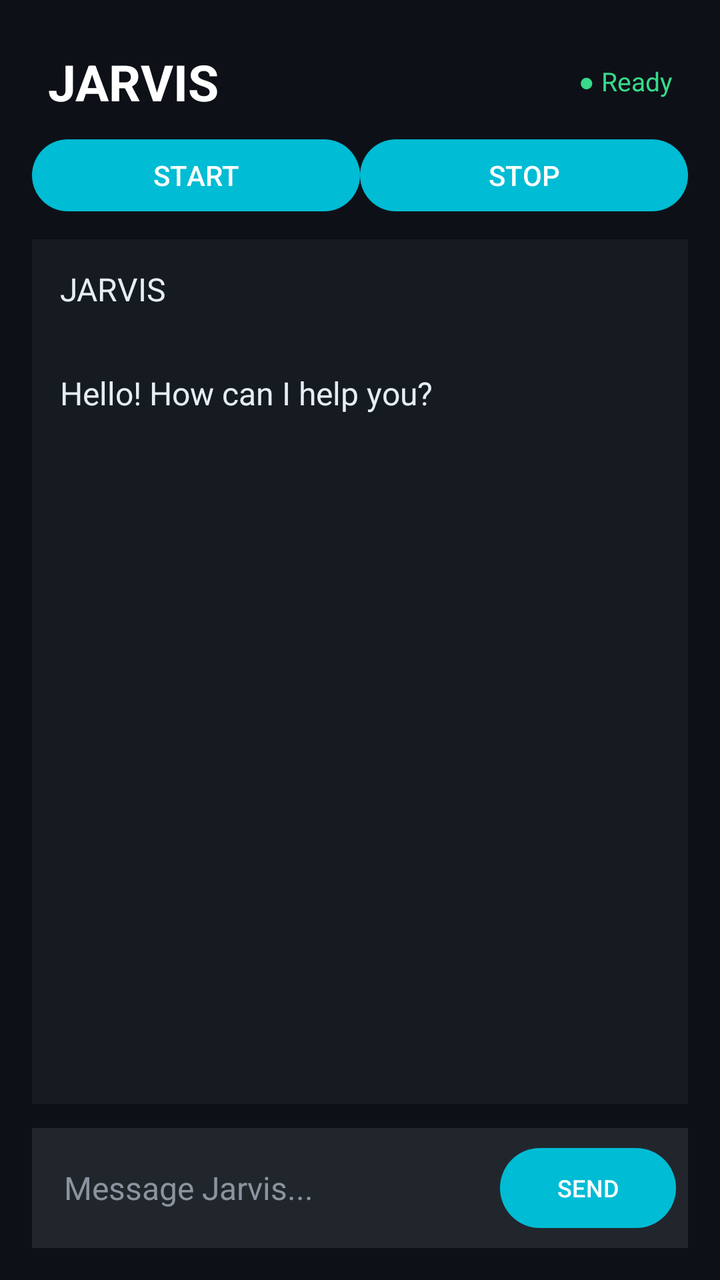
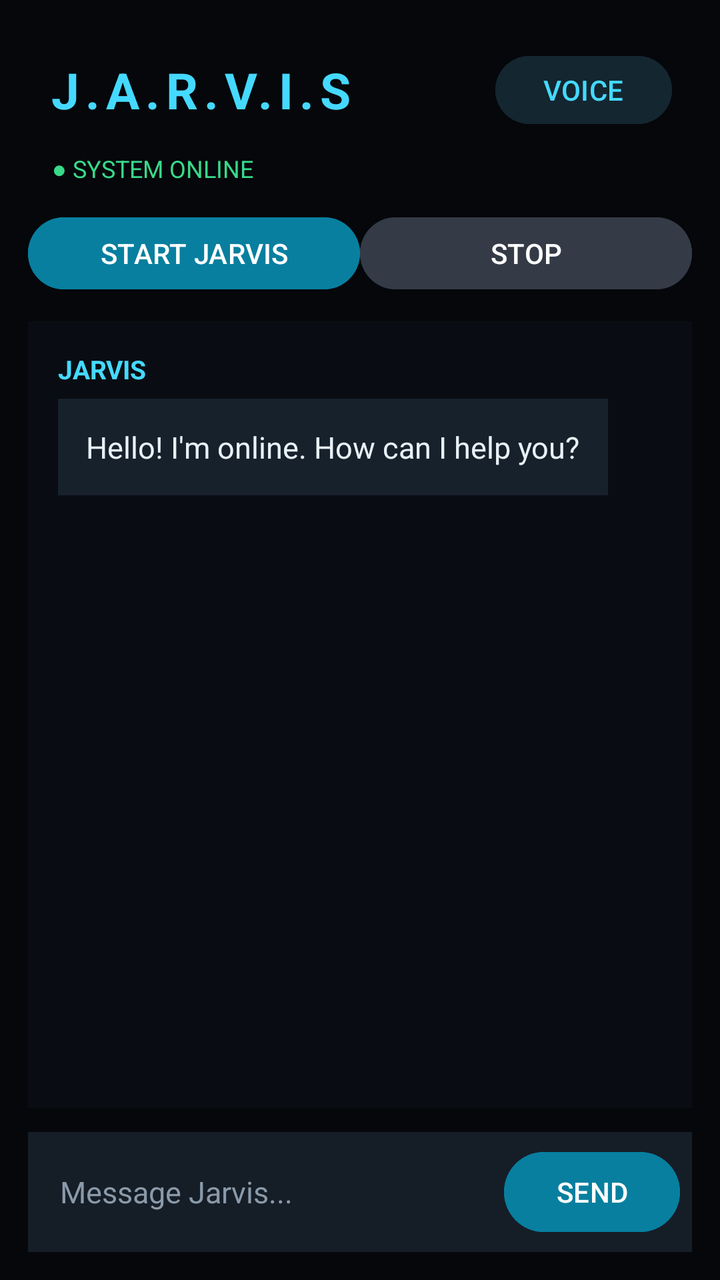

Two renders of the same Android screen: before a commit and after it. Below are the layout's source before the change and the commit's diff.
<!-- AndroidManifest.xml: application theme Theme.Jarvis -->
<!-- res/layout/activity_main.xml -->
<?xml version="1.0" encoding="utf-8"?>
<LinearLayout
    xmlns:android="http://schemas.android.com/apk/res/android"
    android:layout_width="match_parent"
    android:layout_height="match_parent"
    android:orientation="vertical"
    android:padding="16dp"
    android:background="#0D1117">

    <LinearLayout
        android:layout_width="match_parent"
        android:layout_height="wrap_content"
        android:orientation="horizontal"
        android:gravity="center_vertical"
        android:padding="8dp">

        <TextView
            android:layout_width="0dp"
            android:layout_height="wrap_content"
            android:layout_weight="1"
            android:text="JARVIS"
            android:textColor="#FFFFFF"
            android:textSize="25sp"
            android:textStyle="bold"
            android:fontFamily="sans"/>

        <TextView
            android:id="@+id/tvStatus"
            android:layout_width="wrap_content"
            android:layout_height="wrap_content"
            android:text="● Ready"
            android:textColor="#39D98A"
            android:textSize="13sp"/>
    </LinearLayout>

    <LinearLayout
        android:layout_width="match_parent"
        android:layout_height="wrap_content"
        android:orientation="horizontal"
        android:gravity="center"
        android:paddingBottom="10dp">

        <Button
            android:id="@+id/btnStart"
            android:layout_width="0dp"
            android:layout_height="44dp"
            android:layout_weight="1"
            android:text="START"/>

        <Button
            android:id="@+id/btnStop"
            android:layout_width="0dp"
            android:layout_height="44dp"
            android:layout_weight="1"
            android:text="STOP"/>
    </LinearLayout>

    <ScrollView
        android:layout_width="match_parent"
        android:layout_height="0dp"
        android:layout_weight="1"
        android:fillViewport="true"
        android:background="#161B22"
        android:padding="14dp">

        <TextView
            android:id="@+id/tvChatHistory"
            android:layout_width="match_parent"
            android:layout_height="wrap_content"
            android:text="JARVIS\n\nHello! How can I help you?"
            android:textColor="#E6EDF3"
            android:textSize="16sp"
            android:fontFamily="sans"
            android:lineSpacingExtra="7dp"
            android:textIsSelectable="true"/>
    </ScrollView>

    <LinearLayout
        android:layout_width="match_parent"
        android:layout_height="wrap_content"
        android:orientation="horizontal"
        android:gravity="center_vertical"
        android:background="#21262D"
        android:padding="6dp"
        android:layout_marginTop="12dp">

        <EditText
            android:id="@+id/etMessage"
            android:layout_width="0dp"
            android:layout_height="wrap_content"
            android:layout_weight="1"
            android:minHeight="48dp"
            android:hint="Message Jarvis..."
            android:textColor="#FFFFFF"
            android:textColorHint="#8B949E"
            android:textSize="16sp"
            android:background="@android:color/transparent"
            android:padding="10dp"
            android:singleLine="true"/>

        <Button
            android:id="@+id/btnSend"
            android:layout_width="wrap_content"
            android:layout_height="48dp"
            android:text="SEND"
            android:textSize="12sp"/>
    </LinearLayout>

</LinearLayout>
<!-- resources referenced by this layout -->
<resources>
  <style name="Theme.Jarvis" parent="Theme.Material3.DayNight.NoActionBar">
          <item name="colorPrimary">#00BCD4</item>
          <item name="colorSecondary">#00E5FF</item>
          <item name="android:statusBarColor">#101820</item>
          <item name="android:navigationBarColor">#101820</item>
      </style>
</resources>

<!-- the commit's change to res/layout/activity_main.xml (unified diff, before → after) -->
@@ -4,75 +4,115 @@
     android:layout_width="match_parent"
     android:layout_height="match_parent"
     android:orientation="vertical"
-    android:padding="16dp"
-    android:background="#0D1117">
+    android:padding="14dp"
+    android:background="#05070B">
 
     <LinearLayout
         android:layout_width="match_parent"
         android:layout_height="wrap_content"
-        android:orientation="horizontal"
         android:gravity="center_vertical"
-        android:padding="8dp">
+        android:padding="10dp"
+        android:orientation="horizontal">
 
         <TextView
             android:layout_width="0dp"
             android:layout_height="wrap_content"
             android:layout_weight="1"
-            android:text="JARVIS"
-            android:textColor="#FFFFFF"
+            android:text="J.A.R.V.I.S"
+            android:textColor="#45D9FF"
             android:textSize="25sp"
             android:textStyle="bold"
-            android:fontFamily="sans"/>
+            android:letterSpacing="0.12"/>
 
-        <TextView
-            android:id="@+id/tvStatus"
+        <Button
+            android:id="@+id/btnVoice"
             android:layout_width="wrap_content"
-            android:layout_height="wrap_content"
-            android:text="● Ready"
-            android:textColor="#39D98A"
-            android:textSize="13sp"/>
+            android:layout_height="42dp"
+            android:text="VOICE"
+            android:textColor="#45D9FF"
+            android:backgroundTint="#142630"/>
+
     </LinearLayout>
+
+    <TextView
+        android:id="@+id/tvStatus"
+        android:layout_width="match_parent"
+        android:layout_height="wrap_content"
+        android:text="● SYSTEM ONLINE"
+        android:textColor="#39D98A"
+        android:textSize="12sp"
+        android:paddingStart="12dp"
+        android:paddingBottom="12dp"/>
 
     <LinearLayout
         android:layout_width="match_parent"
         android:layout_height="wrap_content"
         android:orientation="horizontal"
         android:gravity="center"
-        android:paddingBottom="10dp">
+        android:paddingBottom="12dp">
 
         <Button
             android:id="@+id/btnStart"
             android:layout_width="0dp"
             android:layout_height="44dp"
             android:layout_weight="1"
-            android:text="START"/>
+            android:text="START JARVIS"
+            android:textColor="#FFFFFF"
+            android:backgroundTint="#087F9F"/>
 
         <Button
             android:id="@+id/btnStop"
             android:layout_width="0dp"
             android:layout_height="44dp"
             android:layout_weight="1"
-            android:text="STOP"/>
+            android:text="STOP"
+            android:textColor="#FFFFFF"
+            android:backgroundTint="#343B46"/>
+
     </LinearLayout>
 
     <ScrollView
+        android:id="@+id/chatScroll"
         android:layout_width="match_parent"
         android:layout_height="0dp"
         android:layout_weight="1"
         android:fillViewport="true"
-        android:background="#161B22"
-        android:padding="14dp">
+        android:background="#090D13"
+        android:padding="10dp">
 
-        <TextView
-            android:id="@+id/tvChatHistory"
+        <LinearLayout
+            android:id="@+id/chatContainer"
             android:layout_width="match_parent"
             android:layout_height="wrap_content"
-            android:text="JARVIS\n\nHello! How can I help you?"
-            android:textColor="#E6EDF3"
-            android:textSize="16sp"
-            android:fontFamily="sans"
-            android:lineSpacingExtra="7dp"
-            android:textIsSelectable="true"/>
+            android:orientation="vertical"
+            android:padding="5dp">
+
+            <TextView
+                android:id="@+id/tvChatHistory"
+                android:layout_width="0dp"
+                android:layout_height="0dp"
+                android:visibility="gone"/>
+
+            <TextView
+                android:layout_width="wrap_content"
+                android:layout_height="wrap_content"
+                android:text="JARVIS"
+                android:textColor="#45D9FF"
+                android:textStyle="bold"
+                android:textSize="13sp"/>
+
+            <TextView
+                android:layout_width="wrap_content"
+                android:layout_height="wrap_content"
+                android:text="Hello! I'm online. How can I help you?"
+                android:textColor="#E8F1F8"
+                android:textSize="15sp"
+                android:background="#17212B"
+                android:padding="14dp"
+                android:layout_marginTop="6dp"
+                android:layout_marginBottom="12dp"/>
+
+        </LinearLayout>
     </ScrollView>
 
     <LinearLayout
@@ -80,7 +120,7 @@
         android:layout_height="wrap_content"
         android:orientation="horizontal"
         android:gravity="center_vertical"
-        android:background="#21262D"
+        android:background="#151D27"
         android:padding="6dp"
         android:layout_marginTop="12dp">
 
@@ -92,8 +132,8 @@
             android:minHeight="48dp"
             android:hint="Message Jarvis..."
             android:textColor="#FFFFFF"
-            android:textColorHint="#8B949E"
-            android:textSize="16sp"
+            android:textColorHint="#8A9AA9"
+            android:textSize="15sp"
             android:background="@android:color/transparent"
             android:padding="10dp"
             android:singleLine="true"/>
@@ -103,7 +143,9 @@
             android:layout_width="wrap_content"
             android:layout_height="48dp"
             android:text="SEND"
-            android:textSize="12sp"/>
+            android:textColor="#FFFFFF"
+            android:backgroundTint="#087F9F"/>
+
     </LinearLayout>
 
 </LinearLayout>
